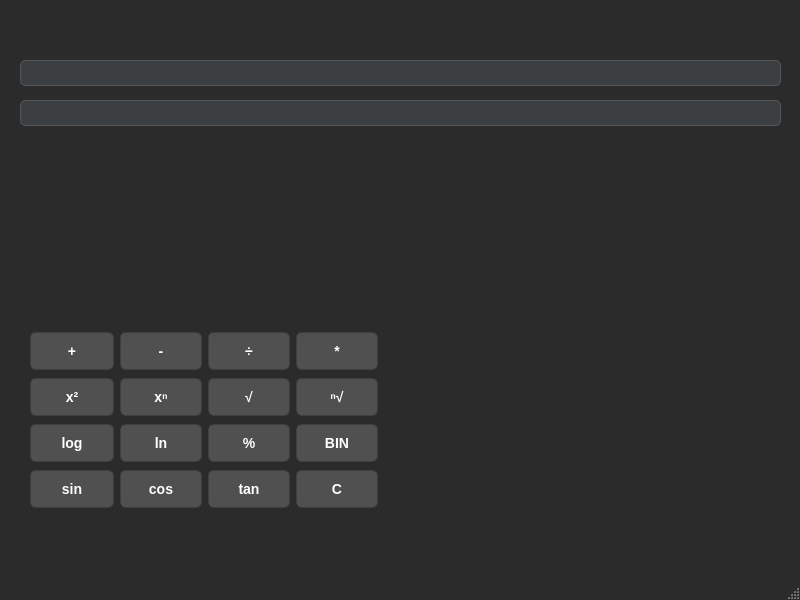
This is mainwindow.ui in PetereQ/kalkulator-prosto-naukowy as Qt 5 draws it before an edit. The edited form follows.
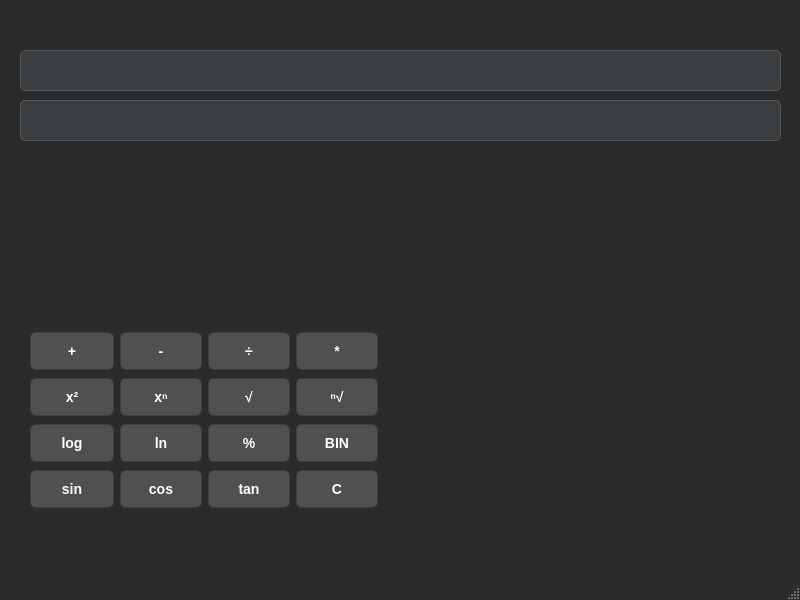
This is the edited form. Icons and pictures are not drawn.

The edit to the form file:
```diff
--- a/mainwindow.ui
+++ b/mainwindow.ui
@@ -67,9 +67,9 @@
     <property name="geometry">
      <rect>
       <x>20</x>
-      <y>60</y>
+      <y>100</y>
       <width>761</width>
-      <height>26</height>
+      <height>41</height>
      </rect>
     </property>
     <property name="focusPolicy">
@@ -86,9 +86,9 @@
     <property name="geometry">
      <rect>
       <x>20</x>
-      <y>100</y>
+      <y>50</y>
       <width>761</width>
-      <height>26</height>
+      <height>41</height>
      </rect>
     </property>
     <property name="focusPolicy">
```
Left out of the diff: 8 changed lines with no effect on the pictures.
